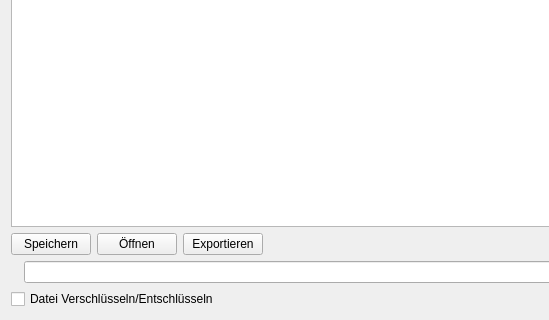
The window that mainwindow.ui (AwesomeTextEdtor/Texteditor) describes before a commit, drawn with Qt 5; both pictures show x 0 to 549 and y 268 to 588 of the 831 by 588 pixel window.
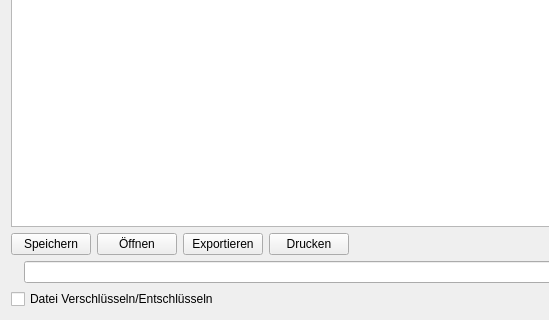
The same window after the commit. Icons and pictures are not drawn.

```diff
--- a/mainwindow.ui
+++ b/mainwindow.ui
@@ -189,6 +189,13 @@
               </item>
              </layout>
             </item>
+            <item>
+             <widget class="QPushButton" name="pushButton_6">
+              <property name="text">
+               <string>Drucken</string>
+              </property>
+             </widget>
+            </item>
             <item>
              <spacer name="horizontalSpacer">
               <property name="orientation">
```
